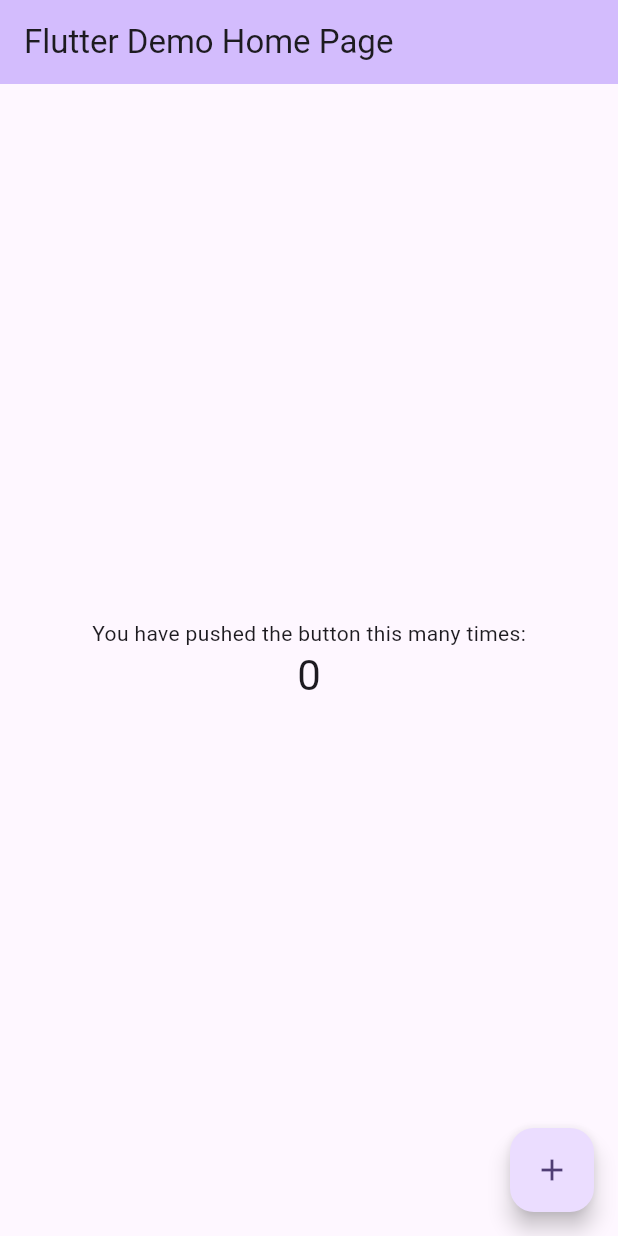
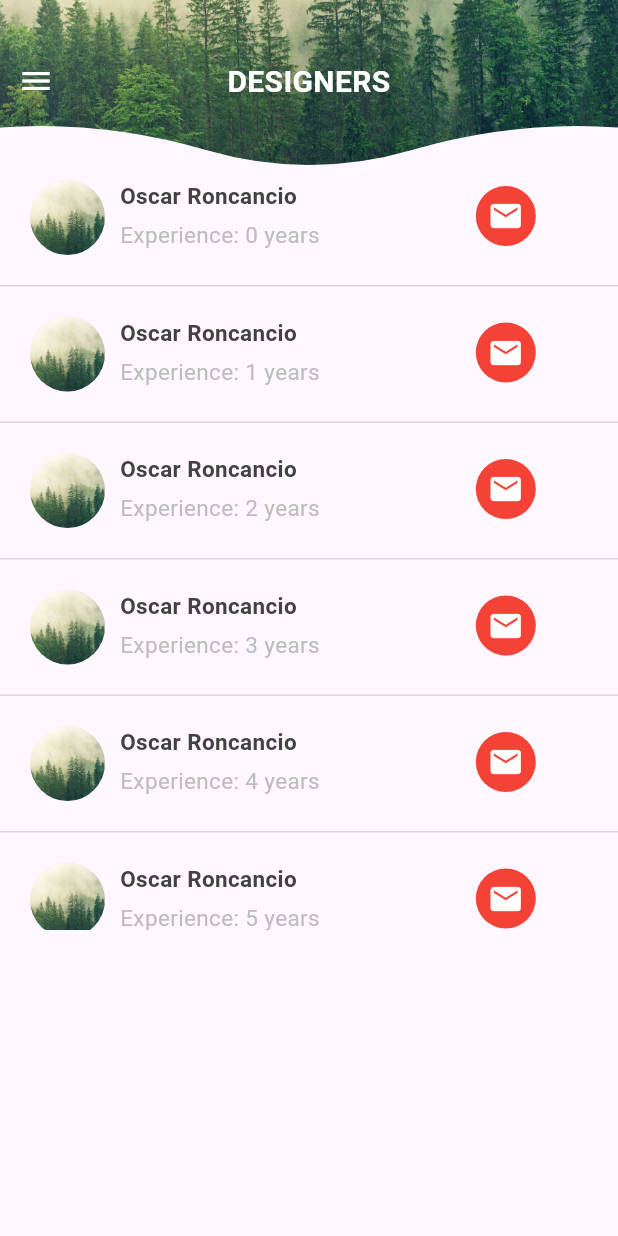
Before and after one commit to OscarRoncancio/ListChallengeFlutter, a Flutter app: the screen it shows after launch, on a phone screen of 412 x 824 dp. Run offline on Flutter 3.47's test engine with Material 2 defaults, Android fonts, the phone set to English and light mode, and no system bars.

Commit message:
Challenge number 3 completed - An app that displays a list of items

```diff
--- /dev/null
+++ b/lib/button.dart
@@ -0,0 +1,18 @@
+import 'package:flutter/material.dart';
+
+class ButtonAppBar extends StatelessWidget {
+  final double height;
+  const ButtonAppBar({super.key, this.height = 0});
+
+  @override
+  Widget build(BuildContext context) {
+    return Container(
+      margin: EdgeInsets.only(top: height / 4),
+      child: IconButton(
+        onPressed: () {},
+        icon: const Icon(Icons.menu),
+        color: Colors.white,
+      ),
+    );
+  }
+}
--- /dev/null
+++ b/lib/clip.dart
@@ -0,0 +1,21 @@
+import 'package:flutter/material.dart';
+
+class CustomClipperDemo extends CustomClipper<Path> {
+  @override
+  Path getClip(Size size) {
+    Path path = Path();
+    path.lineTo(0, size.height - 35);
+    path.quadraticBezierTo(
+        size.width / 6, size.height - 40, 2 * size.width / 6, size.height - 20);
+    path.quadraticBezierTo(
+        size.width / 2, size.height, 4 * size.width / 6, size.height - 20);
+    path.quadraticBezierTo(
+        5 * size.width / 6, size.height - 40, size.width, size.height - 35);
+    path.lineTo(size.width, 0);
+    path.close();
+    return path;
+  }
+
+  @override
+  bool shouldReclip(CustomClipper<Path> oldClipper) => true;
+}
--- /dev/null
+++ b/lib/item.dart
@@ -0,0 +1,74 @@
+import 'package:flutter/material.dart';
+
+import 'item_button.dart';
+
+class ItemBody extends StatelessWidget {
+  final String name;
+  final String experience;
+  final String imagePath;
+  const ItemBody(
+      {super.key, this.experience = '', this.name = '', this.imagePath = ''});
+
+  @override
+  Widget build(BuildContext context) {
+    final avatarIcon = Container(
+      margin: const EdgeInsets.only(left: 20),
+      child: CircleAvatar(
+        radius: 25,
+        backgroundImage: AssetImage(imagePath),
+      ),
+    );
+
+    final experienceText = Container(
+      margin: const EdgeInsets.only(left: 10),
+      child: Text(
+        'Experience: $experience',
+        style: TextStyle(fontSize: 15, color: Colors.grey[400]),
+        textAlign: TextAlign.left,
+      ),
+    );
+
+    final nameText = Container(
+      margin: const EdgeInsets.only(left: 10, bottom: 5),
+      child: Text(
+        name,
+        style: TextStyle(
+            fontSize: 15, color: Colors.grey[800], fontWeight: FontWeight.bold),
+        textAlign: TextAlign.left,
+      ),
+    );
+
+    final borderLine = Container(
+      margin: const EdgeInsets.only(top: 20, bottom: 20),
+      decoration: const BoxDecoration(
+        border: Border(
+          bottom: BorderSide(color: Color.fromARGB(255, 216, 216, 216)),
+        ),
+      ),
+    );
+
+    Widget joiningParts() {
+      return Column(
+        children: [
+          Row(
+            crossAxisAlignment: CrossAxisAlignment.start,
+            children: [
+              avatarIcon,
+              Column(
+                crossAxisAlignment: CrossAxisAlignment.start,
+                children: [
+                  nameText,
+                  experienceText,
+                ],
+              ),
+              const ItemButton(),
+            ],
+          ),
+          borderLine,
+        ],
+      );
+    }
+
+    return joiningParts();
+  }
+}
--- /dev/null
+++ b/lib/item_button.dart
@@ -0,0 +1,35 @@
+import 'package:flutter/material.dart';
+
+class ItemButton extends StatefulWidget {
+  const ItemButton({super.key});
+
+  @override
+  State<ItemButton> createState() => _ItemButtonState();
+}
+
+class _ItemButtonState extends State<ItemButton> {
+  bool isPressed = false;
+  @override
+  Widget build(BuildContext context) {
+    return Container(
+      margin: const EdgeInsets.only(left: 100),
+      child: FloatingActionButton(
+        elevation: 0,
+        mini: true,
+        shape: const CircleBorder(),
+        backgroundColor: isPressed ? Colors.grey[300] : Colors.red,
+        onPressed: () {
+          setState(
+            () {
+              isPressed = !isPressed;
+            },
+          );
+        },
+        child: Icon(
+          Icons.mail,
+          color: isPressed ? Colors.grey[700] : Colors.white,
+        ),
+      ),
+    );
+  }
+}
--- /dev/null
+++ b/lib/item_list.dart
@@ -0,0 +1,30 @@
+import 'package:flutter/material.dart';
+import 'item.dart';
+
+class ItemList extends StatelessWidget {
+  const ItemList({super.key});
+
+  @override
+  Widget build(BuildContext context) {
+    createItems();
+    final list = Container(
+      margin: const EdgeInsets.only(top: 120),
+      height: 500,
+      child: ListView(
+        children: items,
+      ),
+    );
+    return list;
+  }
+}
+
+List<Widget> items = [];
+
+void createItems() {
+  for (int i = 0; i < 15; i++) {
+    items.add(ItemBody(
+        imagePath: 'assets/forest.jpg',
+        experience: '$i years',
+        name: 'Oscar Roncancio'));
+  }
+}
--- a/lib/main.dart
+++ b/lib/main.dart
@@ -1,4 +1,9 @@
 import 'package:flutter/material.dart';
+import 'package:list_challenge_flutter/button.dart';
+import 'package:list_challenge_flutter/item_list.dart';
+import 'package:list_challenge_flutter/title.dart';
+
+import 'clip.dart';
 
 void main() {
   runApp(const MyApp());
@@ -13,113 +18,39 @@ class MyApp extends StatelessWidget {
     return MaterialApp(
       title: 'Flutter Demo',
       theme: ThemeData(
-        // This is the theme of your application.
-        //
-        // TRY THIS: Try running your application with "flutter run". You'll see
-        // the application has a blue toolbar. Then, without quitting the app,
-        // try changing the seedColor in the colorScheme below to Colors.green
-        // and then invoke "hot reload" (save your changes or press the "hot
-        // reload" button in a Flutter-supported IDE, or press "r" if you used
-        // the command line to start the app).
-        //
-        // Notice that the counter didn't reset back to zero; the application
-        // state is not lost during the reload. To reset the state, use hot
-        // restart instead.
-        //
-        // This works for code too, not just values: Most code changes can be
-        // tested with just a hot reload.
         colorScheme: ColorScheme.fromSeed(seedColor: Colors.deepPurple),
         useMaterial3: true,
       ),
-      home: const MyHomePage(title: 'Flutter Demo Home Page'),
+      home: Scaffold(
+        body: Stack(
+          children: [
+            clip(120),
+            const ItemList(),
+          ],
+        ),
+      ),
     );
   }
 }
 
-class MyHomePage extends StatefulWidget {
-  const MyHomePage({super.key, required this.title});
-
-  // This widget is the home page of your application. It is stateful, meaning
-  // that it has a State object (defined below) that contains fields that affect
-  // how it looks.
-
-  // This class is the configuration for the state. It holds the values (in this
-  // case the title) provided by the parent (in this case the App widget) and
-  // used by the build method of the State. Fields in a Widget subclass are
-  // always marked "final".
-
-  final String title;
-
-  @override
-  State<MyHomePage> createState() => _MyHomePageState();
-}
-
-class _MyHomePageState extends State<MyHomePage> {
-  int _counter = 0;
-
-  void _incrementCounter() {
-    setState(() {
-      // This call to setState tells the Flutter framework that something has
-      // changed in this State, which causes it to rerun the build method below
-      // so that the display can reflect the updated values. If we changed
-      // _counter without calling setState(), then the build method would not be
-      // called again, and so nothing would appear to happen.
-      _counter++;
-    });
-  }
-
-  @override
-  Widget build(BuildContext context) {
-    // This method is rerun every time setState is called, for instance as done
-    // by the _incrementCounter method above.
-    //
-    // The Flutter framework has been optimized to make rerunning build methods
-    // fast, so that you can just rebuild anything that needs updating rather
-    // than having to individually change instances of widgets.
-    return Scaffold(
-      appBar: AppBar(
-        // TRY THIS: Try changing the color here to a specific color (to
-        // Colors.amber, perhaps?) and trigger a hot reload to see the AppBar
-        // change color while the other colors stay the same.
-        backgroundColor: Theme.of(context).colorScheme.inversePrimary,
-        // Here we take the value from the MyHomePage object that was created by
-        // the App.build method, and use it to set our appbar title.
-        title: Text(widget.title),
-      ),
-      body: Center(
-        // Center is a layout widget. It takes a single child and positions it
-        // in the middle of the parent.
-        child: Column(
-          // Column is also a layout widget. It takes a list of children and
-          // arranges them vertically. By default, it sizes itself to fit its
-          // children horizontally, and tries to be as tall as its parent.
-          //
-          // Column has various properties to control how it sizes itself and
-          // how it positions its children. Here we use mainAxisAlignment to
-          // center the children vertically; the main axis here is the vertical
-          // axis because Columns are vertical (the cross axis would be
-          // horizontal).
-          //
-          // TRY THIS: Invoke "debug painting" (choose the "Toggle Debug Paint"
-          // action in the IDE, or press "p" in the console), to see the
-          // wireframe for each widget.
-          mainAxisAlignment: MainAxisAlignment.center,
-          children: <Widget>[
-            const Text(
-              'You have pushed the button this many times:',
+Widget clip(double height) {
+  return Stack(
+    children: [
+      ClipPath(
+        clipper: CustomClipperDemo(),
+        child: Container(
+          height: height,
+          decoration: const BoxDecoration(
+            image: DecorationImage(
+              image: AssetImage("assets/forest.jpg"),
+              fit: BoxFit.fitWidth,
+              alignment: Alignment.bottomCenter,
             ),
-            Text(
-              '$_counter',
-              style: Theme.of(context).textTheme.headlineMedium,
-            ),
-          ],
+          ),
         ),
       ),
-      floatingActionButton: FloatingActionButton(
-        onPressed: _incrementCounter,
-        tooltip: 'Increment',
-        child: const Icon(Icons.add),
-      ), // This trailing comma makes auto-formatting nicer for build methods.
-    );
-  }
+      TitleAppBar(height: height),
+      ButtonAppBar(height: height),
+    ],
+  );
 }
--- /dev/null
+++ b/lib/title.dart
@@ -0,0 +1,21 @@
+import 'package:flutter/material.dart';
+
+class TitleAppBar extends StatelessWidget {
+  final double height;
+  const TitleAppBar({super.key, this.height = 0});
+
+  @override
+  Widget build(BuildContext context) {
+    return Container(
+      height: height,
+      width: double.infinity,
+      margin: EdgeInsets.only(top: (height / 2) - 20),
+      child: const Text(
+        "DESIGNERS",
+        textAlign: TextAlign.center,
+        style: TextStyle(
+            color: Colors.white, fontSize: 20, fontWeight: FontWeight.bold),
+      ),
+    );
+  }
+}
--- a/pubspec.yaml
+++ b/pubspec.yaml
@@ -59,9 +59,8 @@ flutter:
   uses-material-design: true
 
   # To add assets to your application, add an assets section, like this:
-  # assets:
-  #   - images/a_dot_burr.jpeg
-  #   - images/a_dot_ham.jpeg
+  assets:
+    - assets/forest.jpg
 
   # An image asset can refer to one or more resolution-specific "variants", see
   # https://flutter.dev/assets-and-images/#resolution-aware
```
Also changed, not shown: assets/forest.jpg (added).
